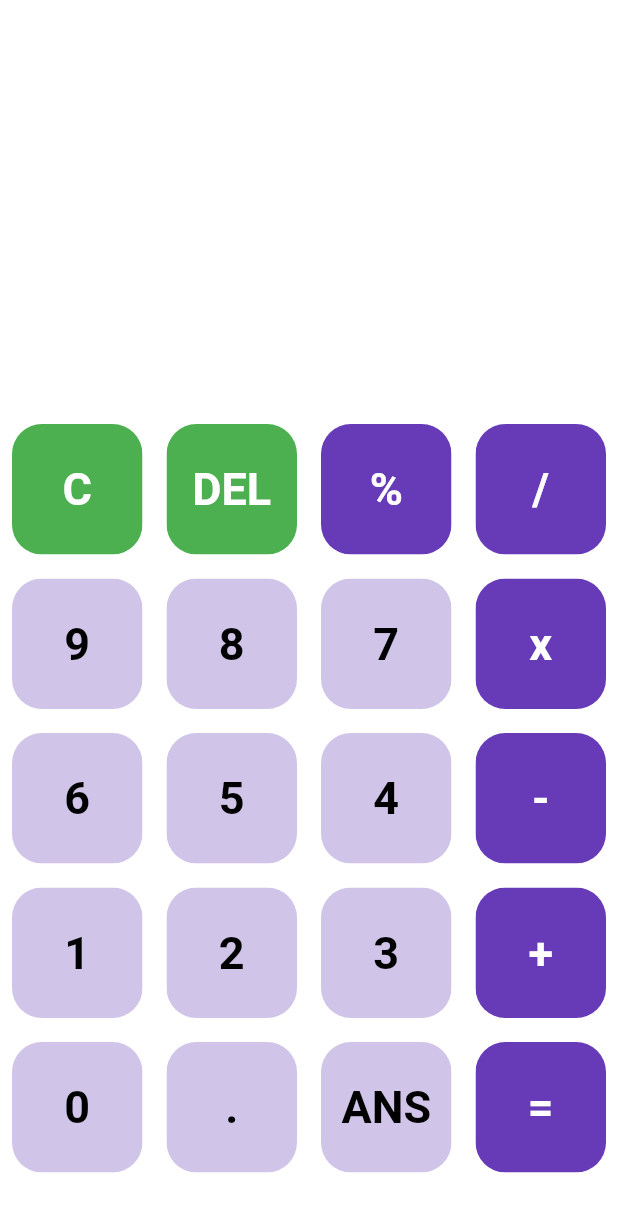
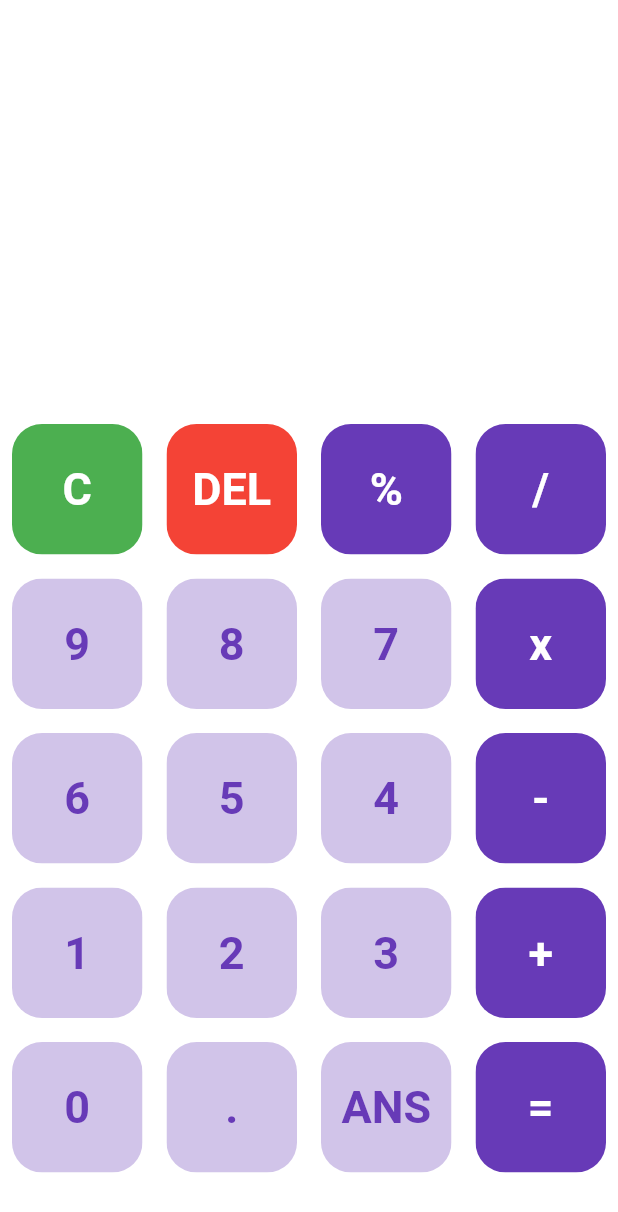
Before and after one commit to tinashemahwenda/calculator, a Flutter app: the screen it shows after launch, on a phone screen of 412 x 824 dp. Shown: the top 1212 px of the screen. Run offline on Flutter 3.47's test engine with Material 2 defaults, Android fonts, the phone set to English and light mode, and no system bars.

Commit message:
Update main.dart

```diff
--- a/calc/lib/main.dart
+++ b/calc/lib/main.dart
@@ -67,7 +67,7 @@ class _HomePageState extends State<HomePage> {
                               Colors.green, buttons[index], Colors.white);
                         } else if (index == 1) {
                           return MyButton(
-                              Colors.green, buttons[index], Colors.white);
+                              Colors.red, buttons[index], Colors.white);
                         } else {
                           return MyButton(
                               isOperator(buttons[index])
@@ -76,7 +76,7 @@ class _HomePageState extends State<HomePage> {
                               buttons[index],
                               isOperator(buttons[index])
                                   ? Colors.white
-                                  : Colors.black);
+                                  : Colors.deepPurple);
                         }
                       })))
         ],
```
